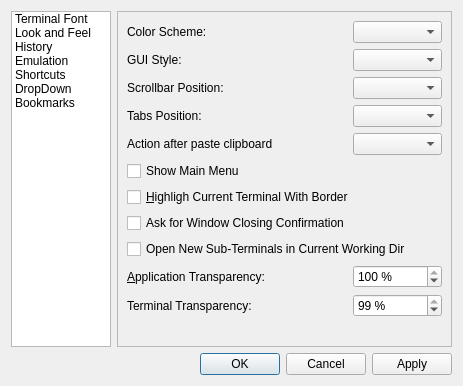
Old version of the form src/forms/propertiesdialog.ui in the repository lxqt/qterminal.
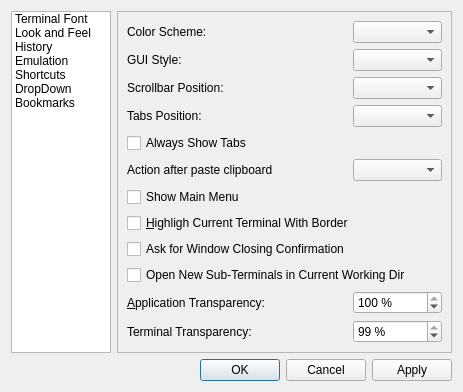
New version of the form. The open tabs and pages were chosen to show the change.

Commit message: implemented #54 Add option to hide tab bar if only one tab is open

What changed in the file:
```diff
--- a/src/forms/propertiesdialog.ui
+++ b/src/forms/propertiesdialog.ui
@@ -163,7 +163,7 @@
        <item row="3" column="2">
         <widget class="QComboBox" name="tabsPos_comboBox"/>
        </item>
-       <item row="4" column="0" colspan="2">
+       <item row="5" column="0" colspan="2">
         <widget class="QLabel" name="label_3">
          <property name="text">
           <string>Action after paste clipboard</string>
@@ -180,10 +180,10 @@
        <item row="1" column="2">
         <widget class="QComboBox" name="styleComboBox"/>
        </item>
-       <item row="4" column="2">
+       <item row="5" column="2">
         <widget class="QComboBox" name="motionAfterPasting_comboBox"/>
        </item>
-       <item row="12" column="0">
+       <item row="13" column="0">
         <spacer name="verticalSpacer_3">
          <property name="orientation">
           <enum>Qt::Vertical</enum>
@@ -196,26 +196,6 @@
          </property>
         </spacer>
        </item>
-       <item row="10" column="2">
-        <widget class="QSpinBox" name="termOpacityBox">
-         <property name="suffix">
-          <string> %</string>
-         </property>
-         <property name="minimum">
-          <number>1</number>
-         </property>
-         <property name="value">
-          <number>99</number>
-         </property>
-        </widget>
-       </item>
-       <item row="1" column="0">
-        <widget class="QLabel" name="label_6">
-         <property name="text">
-          <string>GUI Style:</string>
-         </property>
-        </widget>
-       </item>
        <item row="3" column="0" colspan="2">
         <widget class="QLabel" name="label_8">
          <property name="text">
@@ -223,24 +203,34 @@
          </property>
         </widget>
        </item>
-       <item row="10" column="0">
+       <item row="1" column="0">
+        <widget class="QLabel" name="label_6">
+         <property name="text">
+          <string>GUI Style:</string>
+         </property>
+        </widget>
+       </item>
+       <item row="11" column="2">
+        <widget class="QSpinBox" name="termOpacityBox">
+         <property name="suffix">
+          <string> %</string>
+         </property>
+         <property name="minimum">
+          <number>1</number>
+         </property>
+         <property name="value">
+          <number>99</number>
+         </property>
+        </widget>
+       </item>
+       <item row="11" column="0">
         <widget class="QLabel" name="label">
          <property name="text">
           <string>Terminal Transparency:</string>
          </property>
         </widget>
        </item>
-       <item row="9" column="0" colspan="2">
-        <widget class="QLabel" name="label_4">
-         <property name="text">
-          <string>&amp;Application Transparency:</string>
-         </property>
-         <property name="buddy">
-          <cstring>appOpacityBox</cstring>
-         </property>
-        </widget>
-       </item>
-       <item row="9" column="2">
+       <item row="10" column="2">
         <widget class="QSpinBox" name="appOpacityBox">
          <property name="suffix">
           <string> %</string>
@@ -263,40 +253,57 @@
          </property>
         </widget>
        </item>
+       <item row="10" column="0" colspan="2">
+        <widget class="QLabel" name="label_4">
+         <property name="text">
+          <string>&amp;Application Transparency:</string>
+         </property>
+         <property name="buddy">
+          <cstring>appOpacityBox</cstring>
+         </property>
+        </widget>
+       </item>
        <item row="0" column="2">
         <widget class="QComboBox" name="colorSchemaCombo"/>
        </item>
-       <item row="6" column="0" colspan="3">
+       <item row="7" column="0" colspan="3">
         <widget class="QCheckBox" name="highlightCurrentCheckBox">
          <property name="text">
           <string>&amp;Highligh Current Terminal With Border</string>
          </property>
         </widget>
        </item>
-       <item row="2" column="2">
-        <widget class="QComboBox" name="scrollBarPos_comboBox"/>
-       </item>
-       <item row="7" column="0" colspan="3">
+       <item row="8" column="0" colspan="3">
         <widget class="QCheckBox" name="askOnExitCheckBox">
          <property name="text">
           <string>Ask for Window Closing Confirmation</string>
          </property>
         </widget>
        </item>
-       <item row="8" column="0" colspan="3">
+       <item row="2" column="2">
+        <widget class="QComboBox" name="scrollBarPos_comboBox"/>
+       </item>
+       <item row="9" column="0" colspan="3">
         <widget class="QCheckBox" name="useCwdCheckBox">
          <property name="text">
           <string>Open New Sub-Terminals in Current Working Dir</string>
          </property>
         </widget>
        </item>
-       <item row="5" column="0" colspan="3">
+       <item row="6" column="0" colspan="3">
         <widget class="QCheckBox" name="showMenuCheckBox">
          <property name="text">
           <string>Show Main Menu</string>
          </property>
         </widget>
        </item>
+       <item row="4" column="0" colspan="3">
+        <widget class="QCheckBox" name="alwaysShowTabsCheckBox">
+         <property name="text">
+          <string>Always Show Tabs</string>
+         </property>
+        </widget>
+       </item>
       </layout>
      </widget>
      <widget class="QWidget" name="historyPage">
```
Left out of the diff: 2 changed lines with no effect on the pictures. The commit also changes 5 other files.
